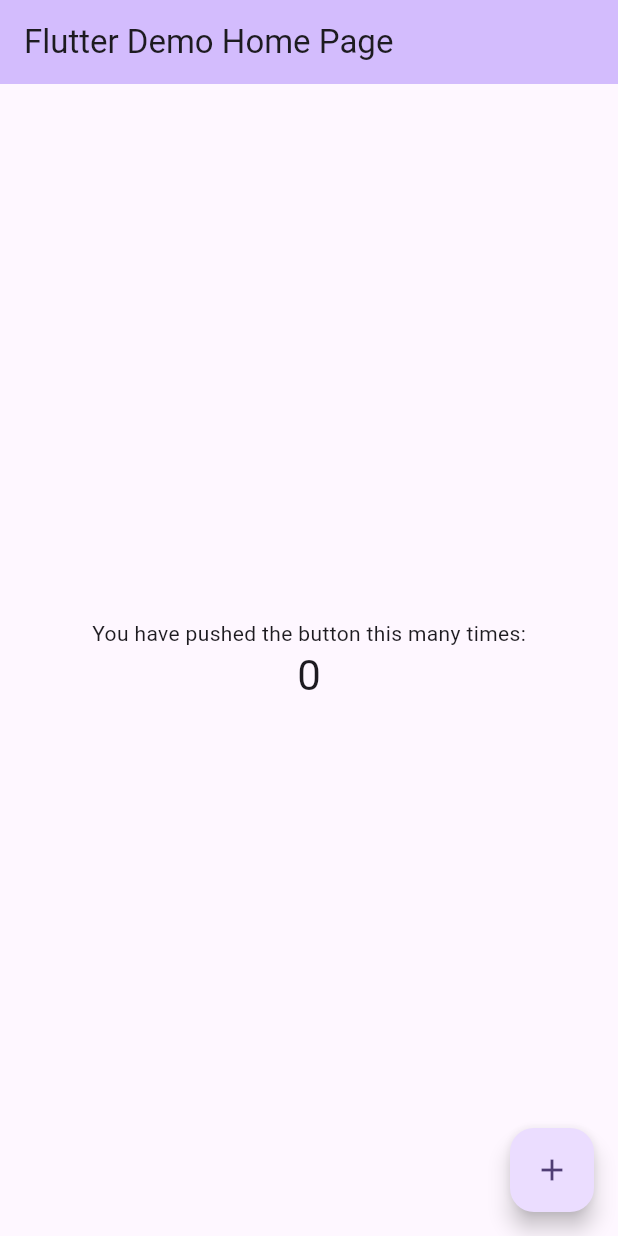
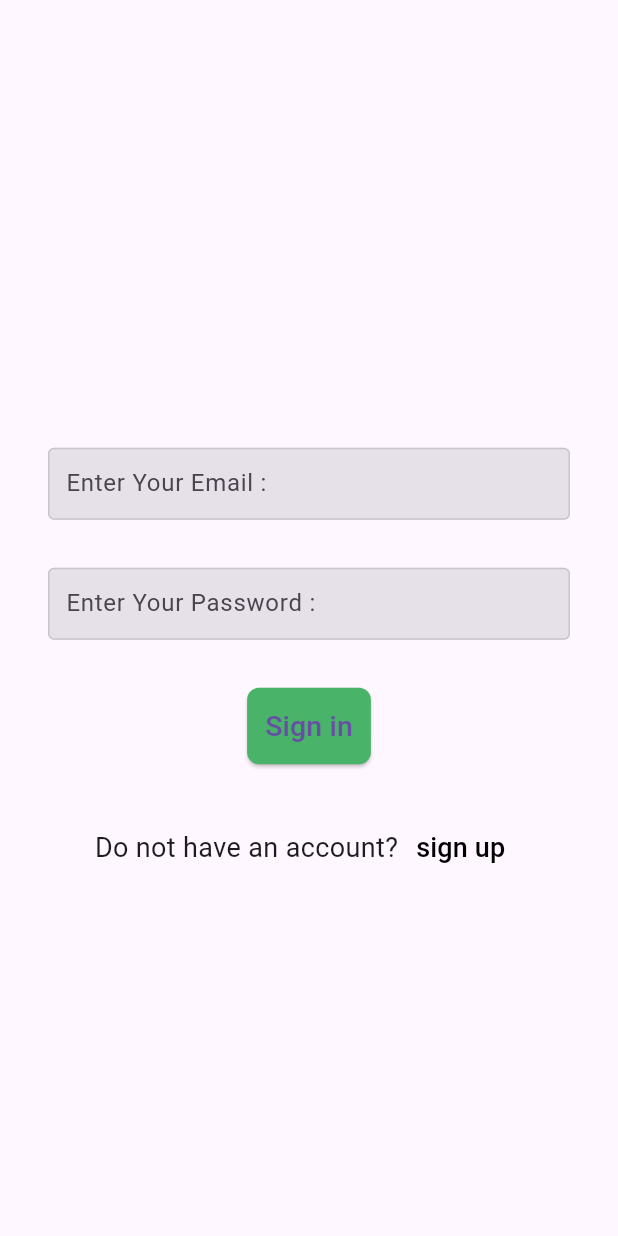
Before and after one commit to reda2032/ali_hassan, a Flutter app: the screen it shows after launch, on a phone screen of 412 x 824 dp. Run offline on Flutter 3.47's test engine with Material 3 defaults, Android fonts, the phone set to English and light mode, and no system bars.

Commit message:
Reusable Widgets

```diff
--- /dev/null
+++ b/lib/flower_app/pages/login.dart
@@ -0,0 +1,80 @@
+import 'package:ali_hassan/flower_app/pages/register.dart';
+import 'package:ali_hassan/flower_app/shared/colors.dart';
+import 'package:flutter/material.dart';
+
+import '../shared/custom_textfield.dart';
+
+class Login extends StatelessWidget {
+  const Login({super.key});
+
+  @override
+  Widget build(BuildContext context) {
+    return SafeArea(
+      child: Scaffold(
+        body: Padding(
+          padding: const EdgeInsets.all(32.0),
+          child: Column(
+            mainAxisAlignment: MainAxisAlignment.center,
+            children: [
+              const SizedBox(height: 64.0),
+              // Enter Your Email
+              const MyTextField(
+                hintText: 'Enter Your Email :',
+                isPassword: false,
+                textInputType: TextInputType.emailAddress,
+              ),
+
+              const SizedBox(height: 32.0),
+              // Enter Your Password
+              const MyTextField(
+                hintText: 'Enter Your Password :',
+                isPassword: true,
+                textInputType: TextInputType.emailAddress,
+              ),
+              const SizedBox(height: 32.0),
+              // Sign in
+              ElevatedButton(
+                onPressed: () {},
+                style: ButtonStyle(
+                  backgroundColor: MaterialStateProperty.all(BTNgreen),
+                  padding: MaterialStateProperty.all(const EdgeInsets.all(12)),
+                  shape: MaterialStateProperty.all(RoundedRectangleBorder(
+                      borderRadius: BorderRadius.circular(8))),
+                ),
+                child: const Text(
+                  "Sign in",
+                  style: TextStyle(fontSize: 19),
+                ),
+              ),
+              const SizedBox(height: 32.0),
+              // Do not have an account?
+              Row(
+                mainAxisAlignment: MainAxisAlignment.center,
+                children: [
+                  const Text("Do not have an account?",
+                      style: TextStyle(fontSize: 18)),
+                  TextButton(
+                    onPressed: () {
+                      Navigator.pushReplacement(
+                        context,
+                        MaterialPageRoute(
+                            builder: (context) => const Register()),
+                      );
+                    },
+                    child: const Text(
+                      'sign up',
+                      style: TextStyle(
+                        color: Colors.black,
+                        fontSize: 18,
+                      ),
+                    ),
+                  ),
+                ],
+              )
+            ],
+          ),
+        ),
+      ),
+    );
+  }
+}
--- /dev/null
+++ b/lib/flower_app/shared/colors.dart
@@ -0,0 +1,7 @@
+
+
+import 'package:flutter/material.dart';
+
+ const BTNpink = Color.fromARGB(255, 241, 39, 100);
+ const BTNgreen = Color.fromARGB(255, 73, 179, 105);
+ const appbarGreen = Color.fromARGB(255, 76, 141, 95);
--- /dev/null
+++ b/lib/flower_app/shared/custom_textfield.dart
@@ -0,0 +1,36 @@
+import 'package:flutter/material.dart';
+
+class MyTextField extends StatelessWidget {
+  final TextInputType textInputType;
+  final bool isPassword;
+  final String hintText;
+
+  const MyTextField({
+    super.key,
+    required this.textInputType,
+    required this.isPassword,
+    required this.hintText,
+  });
+
+  @override
+  Widget build(BuildContext context) {
+    return TextField(
+        keyboardType: textInputType,
+        obscureText: isPassword,
+        decoration: InputDecoration(
+          hintText: hintText,
+          // To delete borders
+          enabledBorder: OutlineInputBorder(
+            borderSide: Divider.createBorderSide(context),
+          ),
+          focusedBorder: const OutlineInputBorder(
+            borderSide: BorderSide(
+              color: Colors.grey,
+            ),
+          ),
+          // fillColor: Colors.red,
+          filled: true,
+          contentPadding: const EdgeInsets.all(8),
+        ));
+  }
+}
--- a/lib/main.dart
+++ b/lib/main.dart
@@ -1,3 +1,4 @@
+import 'package:ali_hassan/flower_app/pages/login.dart';
 import 'package:flutter/material.dart';
 
 void main() {
@@ -10,116 +11,10 @@
   // This widget is the root of your application.
   @override
   Widget build(BuildContext context) {
-    return MaterialApp(
-      title: 'Flutter Demo',
-      theme: ThemeData(
-        // This is the theme of your application.
-        //
-        // TRY THIS: Try running your application with "flutter run". You'll see
-        // the application has a purple toolbar. Then, without quitting the app,
-        // try changing the seedColor in the colorScheme below to Colors.green
-        // and then invoke "hot reload" (save your changes or press the "hot
-        // reload" button in a Flutter-supported IDE, or press "r" if you used
-        // the command line to start the app).
-        //
-        // Notice that the counter didn't reset back to zero; the application
-        // state is not lost during the reload. To reset the state, use hot
-        // restart instead.
-        //
-        // This works for code too, not just values: Most code changes can be
-        // tested with just a hot reload.
-        colorScheme: ColorScheme.fromSeed(seedColor: Colors.deepPurple),
-        useMaterial3: true,
-      ),
-      home: const MyHomePage(title: 'Flutter Demo Home Page'),
+    return const MaterialApp(
+      debugShowCheckedModeBanner: false,
+      title: 'Flower App',
+      home: Login(),
     );
   }
 }
-
-class MyHomePage extends StatefulWidget {
-  const MyHomePage({super.key, required this.title});
-
-  // This widget is the home page of your application. It is stateful, meaning
-  // that it has a State object (defined below) that contains fields that affect
-  // how it looks.
-
-  // This class is the configuration for the state. It holds the values (in this
-  // case the title) provided by the parent (in this case the App widget) and
-  // used by the build method of the State. Fields in a Widget subclass are
-  // always marked "final".
-
-  final String title;
-
-  @override
-  State<MyHomePage> createState() => _MyHomePageState();
-}
-
-class _MyHomePageState extends State<MyHomePage> {
-  int _counter = 0;
-
-  void _incrementCounter() {
-    setState(() {
-      // This call to setState tells the Flutter framework that something has
-      // changed in this State, which causes it to rerun the build method below
-      // so that the display can reflect the updated values. If we changed
-      // _counter without calling setState(), then the build method would not be
-      // called again, and so nothing would appear to happen.
-      _counter++;
-    });
-  }
-
-  @override
-  Widget build(BuildContext context) {
-    // This method is rerun every time setState is called, for instance as done
-    // by the _incrementCounter method above.
-    //
-    // The Flutter framework has been optimized to make rerunning build methods
-    // fast, so that you can just rebuild anything that needs updating rather
-    // than having to individually change instances of widgets.
-    return Scaffold(
-      appBar: AppBar(
-        // TRY THIS: Try changing the color here to a specific color (to
-        // Colors.amber, perhaps?) and trigger a hot reload to see the AppBar
-        // change color while the other colors stay the same.
-        backgroundColor: Theme.of(context).colorScheme.inversePrimary,
-        // Here we take the value from the MyHomePage object that was created by
-        // the App.build method, and use it to set our appbar title.
-        title: Text(widget.title),
-      ),
-      body: Center(
-        // Center is a layout widget. It takes a single child and positions it
-        // in the middle of the parent.
-        child: Column(
-          // Column is also a layout widget. It takes a list of children and
-          // arranges them vertically. By default, it sizes itself to fit its
-          // children horizontally, and tries to be as tall as its parent.
-          //
-          // Column has various properties to control how it sizes itself and
-          // how it positions its children. Here we use mainAxisAlignment to
-          // center the children vertically; the main axis here is the vertical
-          // axis because Columns are vertical (the cross axis would be
-          // horizontal).
-          //
-          // TRY THIS: Invoke "debug painting" (choose the "Toggle Debug Paint"
-          // action in the IDE, or press "p" in the console), to see the
-          // wireframe for each widget.
-          mainAxisAlignment: MainAxisAlignment.center,
-          children: <Widget>[
-            const Text(
-              'You have pushed the button this many times:',
-            ),
-            Text(
-              '$_counter',
-              style: Theme.of(context).textTheme.headlineMedium,
-            ),
-          ],
-        ),
-      ),
-      floatingActionButton: FloatingActionButton(
-        onPressed: _incrementCounter,
-        tooltip: 'Increment',
-        child: const Icon(Icons.add),
-      ), // This trailing comma makes auto-formatting nicer for build methods.
-    );
-  }
-}
```
Also changed, not shown: lib/flower_app/pages/register.dart (added, +84 -0 lines), lib/flower_app/shared/contants.dart (added, +17 -0 lines).
